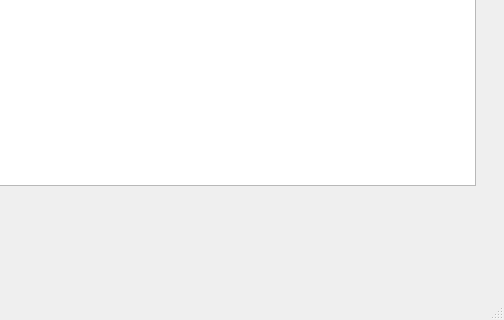
Above: napeca/qt_design_gui.ui from zhounapeuw/NAPE_imaging_analysis before the change; both pictures show x 545 to 1049 and y 496 to 816 of the 1049 by 816 pixel window. Below: the same form after it.
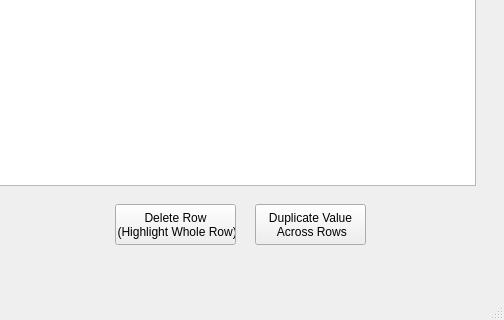
That is the form after the change.

Commit message: delete row works

What changed in the file:
```diff
--- a/napeca/qt_design_gui.ui
+++ b/napeca/qt_design_gui.ui
@@ -60,6 +60,34 @@
      <string>Start Preprocess</string>
     </property>
    </widget>
+   <widget class="QPushButton" name="button_delete_row">
+    <property name="geometry">
+     <rect>
+      <x>660</x>
+      <y>700</y>
+      <width>121</width>
+      <height>41</height>
+     </rect>
+    </property>
+    <property name="text">
+     <string>Delete Row 
+ (Highlight Whole Row)</string>
+    </property>
+   </widget>
+   <widget class="QPushButton" name="button_duplicate_param">
+    <property name="geometry">
+     <rect>
+      <x>800</x>
+      <y>700</y>
+      <width>111</width>
+      <height>41</height>
+     </rect>
+    </property>
+    <property name="text">
+     <string>Duplicate Value 
+ Across Rows</string>
+    </property>
+   </widget>
   </widget>
   <widget class="QMenuBar" name="menubar">
    <property name="geometry">
```
The commit also changes 1 other file.
